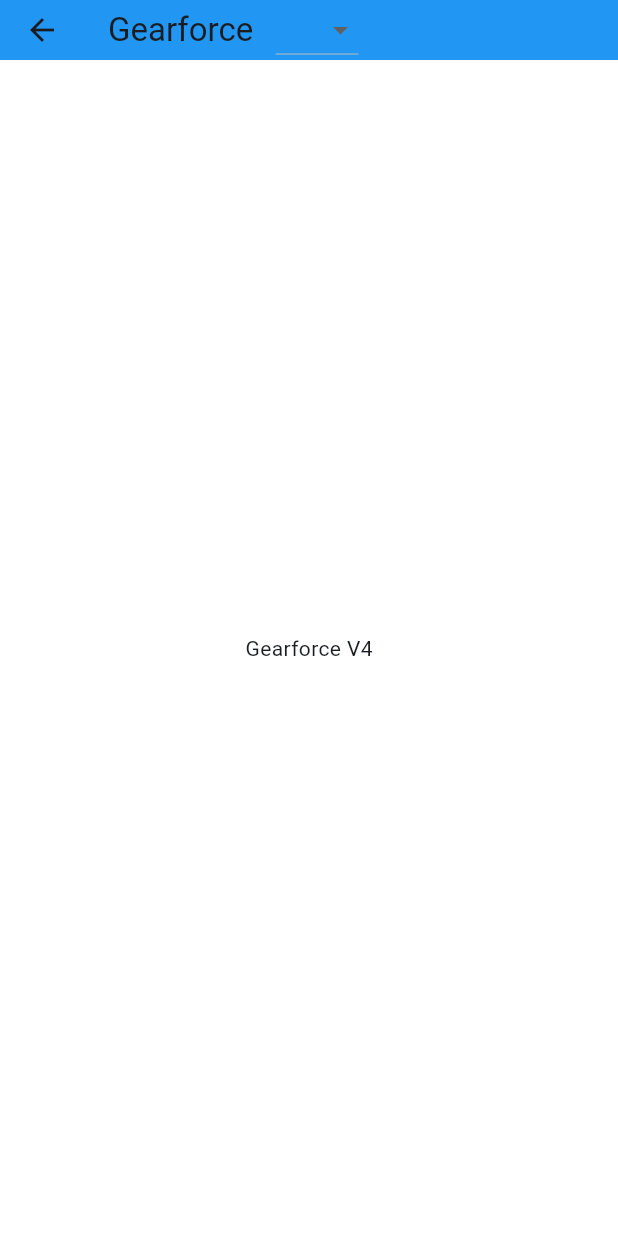
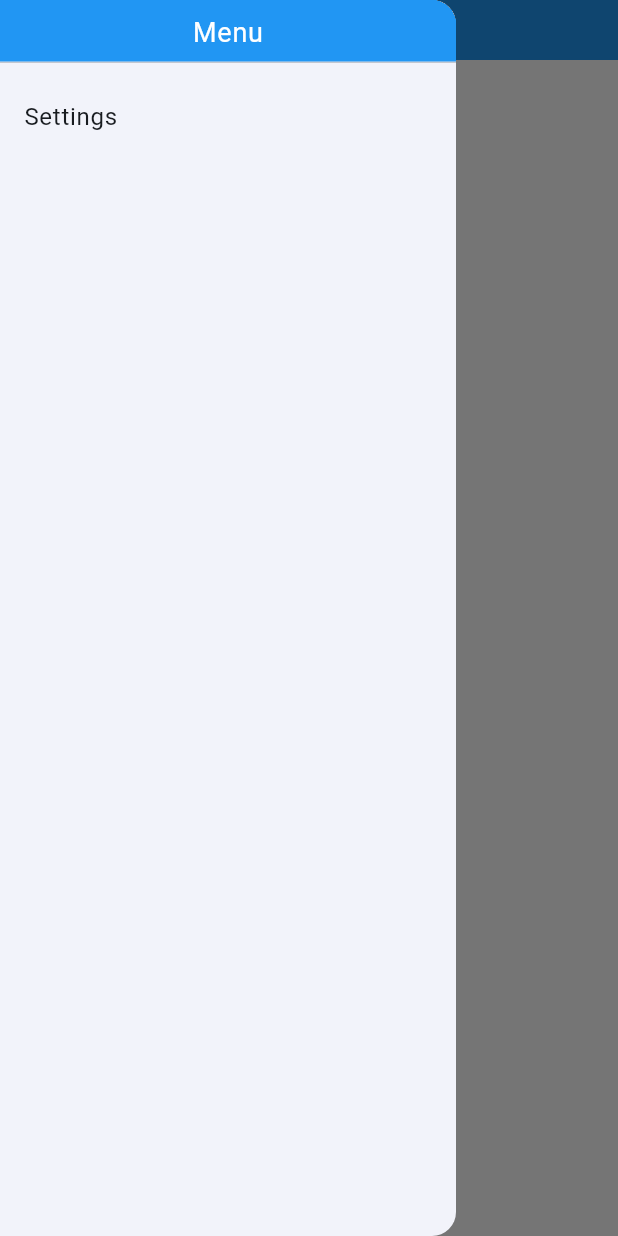
Before and after one commit to Ariemeth/gearforce-flutter, a Flutter app: the GearForceV4 screen opened by its route, with the side drawer open (before the commit the screen has no drawer), on a phone screen of 412 x 824 dp. Run offline on Flutter 3.47's test engine with Material 3 defaults, Android fonts, the phone set to English and light mode, and no system bars; our stand-ins replace package_info_plus, pdf, printing, pub_semver, shared_preferences; missing offline and left inert: file_selector; accounts and stored records are empty; generated files the repository leaves out were written again; network calls fail.

Commit message:
Update web build and adding framework for localizations

```diff
--- a/analysis_options.yaml
+++ b/analysis_options.yaml
@@ -7,7 +7,7 @@
 
 # The following line activates a set of recommended lints for Flutter apps,
 # packages, and plugins designed to encourage good coding practices.
-#include: package:flutter_lints/flutter.yaml
+# include: package:flutter_lints/flutter.yaml
 
 linter:
   # The lint rules applied to this project can be customized in the
@@ -24,6 +24,5 @@ linter:
   rules:
     # avoid_print: false  # Uncomment to disable the `avoid_print` rule
     # prefer_single_quotes: true  # Uncomment to enable the `prefer_single_quotes` rule
-
 # Additional information about this file can be found at
 # https://dart.dev/guides/language/analysis-options
--- /dev/null
+++ b/l10n.yaml
@@ -0,0 +1,3 @@
+arb-dir: lib/localization
+template-arb-file: app_en.arb
+output-localization-file: app_localizations.dart
--- /dev/null
+++ b/lib/localization/app_en.arb
@@ -0,0 +1,15 @@
+{
+  "@@locale": "en",
+  "appTitle": "Gearforce",
+  "@appTitle": {
+    "description": "The title of the application"
+  },
+  "menuTitle": "Menu",
+  "@menuTitle": {
+    "description": "The title name of the menu"
+  },
+  "menuSettingsTitle": "Settings",
+  "@menuSettingsTitle": {
+    "description": "The name of the settings menu button in the main menu"
+  }
+}
--- a/lib/v3/gearforce_v3.dart
+++ b/lib/v3/gearforce_v3.dart
@@ -5,6 +5,7 @@ import 'package:gearforce/widgets/roster_id.dart';
 import 'package:gearforce/widgets/settings.dart';
 import 'package:gearforce/widgets/version_selector.dart';
 import 'package:provider/provider.dart';
+import 'package:flutter_gen/gen_l10n/app_localizations.dart';
 
 class GearForceV3 extends StatefulWidget {
   const GearForceV3({
@@ -48,14 +49,12 @@ class _GearForceV3State extends State<GearForceV3> {
 
   @override
   Widget build(BuildContext context) {
-    final title = 'Gearforce';
-
     return MultiProvider(
       providers: [
         Provider<DataV3>(create: (_) => _v3Data),
       ],
       child: RosterWidget(
-        title: title,
+        title: AppLocalizations.of(context)!.appTitle,
         data: _v3Data,
         rosterId: widget.rosterId,
         version: widget.version,
--- a/lib/v3/screens/roster/roster.dart
+++ b/lib/v3/screens/roster/roster.dart
@@ -21,6 +21,7 @@ import 'package:gearforce/widgets/settings.dart';
 import 'package:gearforce/widgets/version_selector.dart';
 import 'package:provider/provider.dart';
 import 'package:url_launcher/url_launcher_string.dart';
+import 'package:flutter_gen/gen_l10n/app_localizations.dart';
 
 const double _leftPanelWidth = 670.0;
 const double _titleHeight = 40.0;
@@ -125,7 +126,7 @@ class _RosterWidgetState extends State<RosterWidget> {
                 decoration: BoxDecoration(color: Colors.blue),
                 child: Center(
                   child: Text(
-                    'Menu',
+                    AppLocalizations.of(context)!.menuTitle,
                     style: TextStyle(
                         fontSize: 18,
                         fontWeight: FontWeight.w400,
@@ -343,7 +344,7 @@ class _RosterWidgetState extends State<RosterWidget> {
             ),
             ListTile(
               title: Text(
-                'Settings',
+                AppLocalizations.of(context)!.menuSettingsTitle,
                 style: TextStyle(
                   fontSize: 16,
                 ),
--- a/lib/v4/gearforce_v4.dart
+++ b/lib/v4/gearforce_v4.dart
@@ -3,8 +3,10 @@ import 'package:gearforce/widgets/roster_id.dart';
 import 'package:gearforce/widgets/roster_title.dart';
 import 'package:gearforce/widgets/settings.dart';
 import 'package:gearforce/widgets/version_selector.dart';
+import 'package:flutter_gen/gen_l10n/app_localizations.dart';
 
 const double _titleHeight = 40.0;
+const double _menuTitleHeight = 50.0;
 
 class GearForceV4 extends StatefulWidget {
   const GearForceV4({
@@ -42,10 +44,8 @@ class _GearForceV4State extends State<GearForceV4> {
 
   @override
   Widget build(BuildContext context) {
-    final title = 'Gearforce';
-
     final roster = RosterTitle(
-      title: title,
+      title: AppLocalizations.of(context)!.appTitle,
       versionSelector: widget.versionSelector,
       version: widget.version,
     );
@@ -59,6 +59,38 @@ class _GearForceV4State extends State<GearForceV4> {
       body: Center(
         child: Text('Gearforce V4'),
       ),
+      drawer: Drawer(
+        child: ListView(
+          padding: EdgeInsets.zero,
+          children: <Widget>[
+            Container(
+              height: _menuTitleHeight,
+              child: DrawerHeader(
+                child: Center(
+                  child: Text(
+                    AppLocalizations.of(context)!.menuTitle,
+                    style: TextStyle(
+                        fontSize: 18,
+                        fontWeight: FontWeight.w400,
+                        color: Colors.white),
+                  ),
+                ),
+                decoration: BoxDecoration(
+                  color: Theme.of(context).primaryColor,
+                ),
+                padding: const EdgeInsets.fromLTRB(16, 8, 16, 8),
+              ),
+            ),
+            ListTile(
+              title: Text(AppLocalizations.of(context)!.menuSettingsTitle),
+              onTap: () {
+                Navigator.pop(context);
+                //  Navigator.pushNamed(context, '/settings');
+              },
+            ),
+          ],
+        ),
+      ),
     );
   }
 }
```
Also changed, not shown: lib/main.dart (+22 -2 lines), lib/v3/screens/settings/application_settings_dialog.dart (+2 -15 lines), pubspec.yaml (+7 -1 lines), pubspec.lock, 3 other files.
